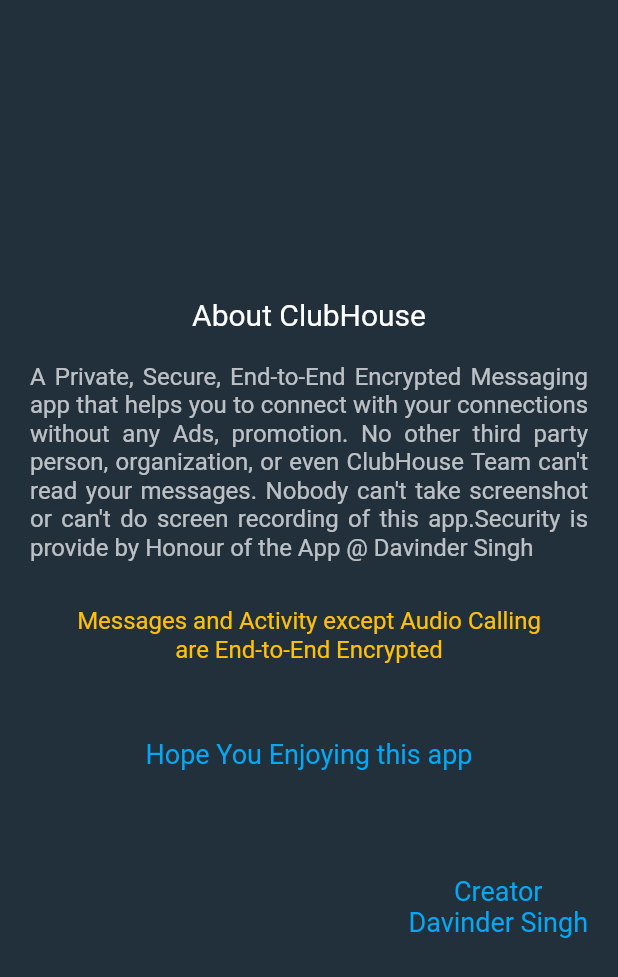
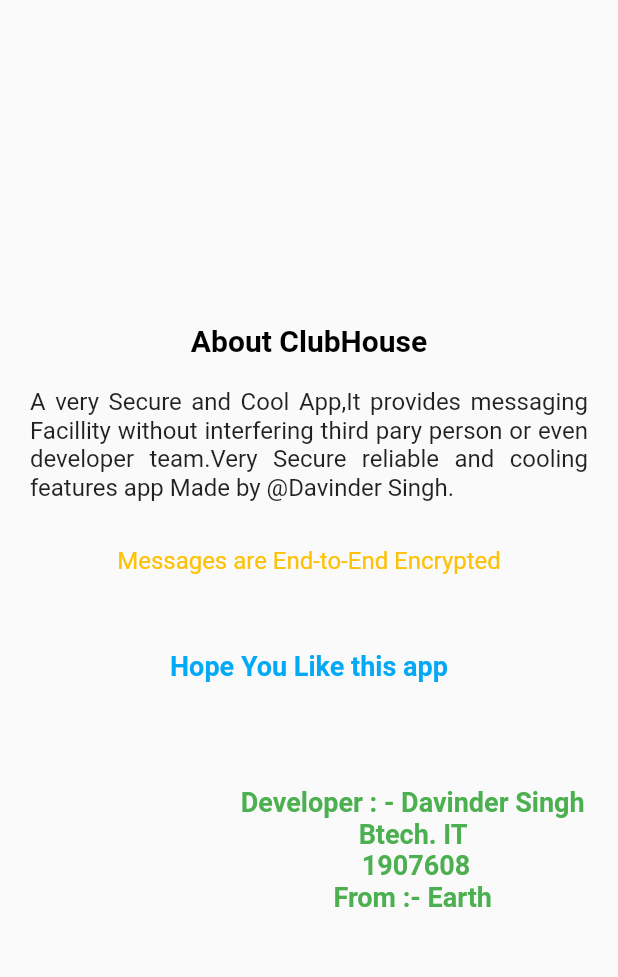
Before and after one commit to DavinderSingh-ds/clubhouse, a Flutter app: the AboutSection screen opened directly, on a phone screen of 412 x 824 dp. Shown: the top 977 px of the screen. Run offline on Flutter 3.47's test engine with Material 2 defaults, Android fonts, the phone set to English and light mode, and no system bars; our stand-ins replace cloud_firestore, dio, emoji_picker_flutter, file_picker, firebase_auth, firebase_core and 15 more; missing offline and left inert: circle_list, flutter_facebook_auth, pdf_viewer_plugin, record; accounts and stored records are empty.

Commit message:
Changing_Layout

```diff
--- a/lib/FrontEnd/MenuScreens/SupportScreens/mail_content_maker.dart
+++ b/lib/FrontEnd/MenuScreens/SupportScreens/mail_content_maker.dart
@@ -40,9 +40,7 @@ class _SupportInputTakerState extends State<SupportInputTaker> {
   @override
   Widget build(BuildContext context) {
     return Scaffold(
-      backgroundColor: const Color.fromRGBO(34, 48, 60, 1),
       appBar: AppBar(
-        backgroundColor: const Color.fromRGBO(25, 39, 52, 1),
         elevation: 10.0,
         shadowColor: Colors.white70,
         title: Text(
@@ -80,7 +78,7 @@ class _SupportInputTakerState extends State<SupportInputTaker> {
                   decoration: InputDecoration(
                       labelText: '${widget.subject} Title',
                       labelStyle: const TextStyle(
-                        color: Colors.white70,
+                        color: Colors.black,
                         fontFamily: 'Lora',
                         letterSpacing: 1.0,
                       ),
@@ -116,7 +114,7 @@ class _SupportInputTakerState extends State<SupportInputTaker> {
                   decoration: InputDecoration(
                       labelText: '${widget.subject} Description',
                       labelStyle: const TextStyle(
-                        color: Colors.white70,
+                        color: Colors.black,
                         fontFamily: 'Lora',
                         letterSpacing: 1.0,
                       ),
--- a/lib/FrontEnd/MenuScreens/about_screen.dart
+++ b/lib/FrontEnd/MenuScreens/about_screen.dart
@@ -6,7 +6,6 @@ class AboutSection extends StatelessWidget {
   @override
   Widget build(BuildContext context) {
     return Scaffold(
-      backgroundColor: const Color.fromRGBO(34, 48, 60, 1),
       body: Container(
         width: MediaQuery.of(context).size.width,
         height: MediaQuery.of(context).size.height,
@@ -20,7 +19,11 @@ class AboutSection extends StatelessWidget {
                 alignment: Alignment.center,
                 child: Text(
                   'About ClubHouse',
-                  style: TextStyle(color: Colors.white, fontSize: 20.0),
+                  style: TextStyle(
+                    color: Colors.black,
+                    fontSize: 20.0,
+                    fontWeight: FontWeight.bold,
+                  ),
                 ),
               ),
             ),
@@ -30,9 +33,9 @@ class AboutSection extends StatelessWidget {
               child: Align(
                 alignment: Alignment.center,
                 child: Text(
-                  "A Private, Secure, End-to-End Encrypted Messaging  app that helps you to connect with your connections without any Ads, promotion. No other third party person, organization, or even ClubHouse Team can't read your messages. Nobody can't take screenshot or can't do screen recording of this app.Security is provide by Honour of the App @ Davinder Singh",
+                  "A very Secure and Cool App,It provides messaging Facillity without interfering third pary person or even developer team.Very Secure reliable and cooling features app Made by @Davinder Singh.",
                   textAlign: TextAlign.justify,
-                  style: TextStyle(color: Colors.white70, fontSize: 16.0),
+                  style: TextStyle(color: Colors.black87, fontSize: 16.0),
                 ),
               ),
             ),
@@ -54,7 +57,7 @@ class AboutSection extends StatelessWidget {
               child: Align(
                 alignment: Alignment.center,
                 child: Text(
-                  'Messages and Activity except Audio Calling\nare End-to-End Encrypted',
+                  'Messages are End-to-End Encrypted',
                   textAlign: TextAlign.center,
                   style: TextStyle(color: Colors.amber, fontSize: 16.0),
                 ),
@@ -66,9 +69,13 @@ class AboutSection extends StatelessWidget {
               child: Align(
                 alignment: Alignment.center,
                 child: Text(
-                  'Hope You Enjoying this app',
+                  'Hope You Like this app',
                   textAlign: TextAlign.center,
-                  style: TextStyle(color: Colors.lightBlue, fontSize: 18.0),
+                  style: TextStyle(
+                    color: Colors.lightBlue,
+                    fontSize: 18.0,
+                    fontWeight: FontWeight.bold,
+                  ),
                 ),
               ),
             ),
@@ -78,9 +85,13 @@ class AboutSection extends StatelessWidget {
               child: Align(
                 alignment: Alignment.centerRight,
                 child: Text(
-                  'Creator\nDavinder Singh',
+                  'Developer : - Davinder Singh \nBtech. IT \n 1907608\nFrom :- Earth',
                   textAlign: TextAlign.center,
-                  style: TextStyle(color: Colors.lightBlue, fontSize: 18.0),
+                  style: TextStyle(
+                    color: Colors.green,
+                    fontSize: 18.0,
+                    fontWeight: FontWeight.bold,
+                  ),
                 ),
               ),
             ),
```
Also changed, not shown: lib/FrontEnd/MainScreens/general_connection_section.dart (+5 -5 lines), lib/FrontEnd/MainScreens/logs_collection.dart (+8 -5 lines), lib/FrontEnd/MainScreens/main_screen.dart (+10 -10 lines), lib/FrontEnd/MenuScreens/SupportScreens/support_screen.dart (+7 -10 lines), lib/FrontEnd/MenuScreens/profile_screen.dart (+4 -8 lines), lib/FrontEnd/MenuScreens/settings_screen.dart (+4 -5 lines), lib/FrontEnd/Services/search_screen.dart (+20 -11 lines).
